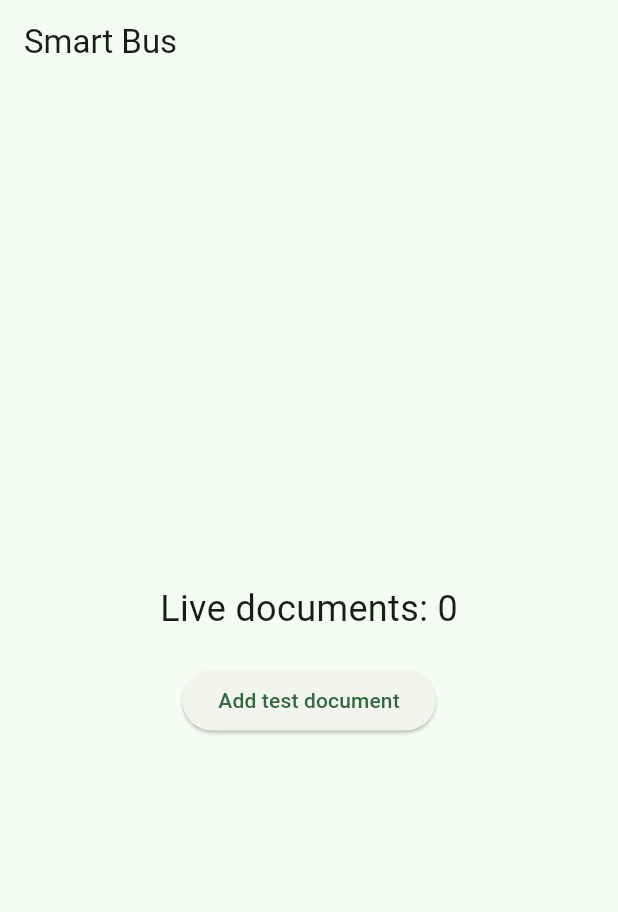
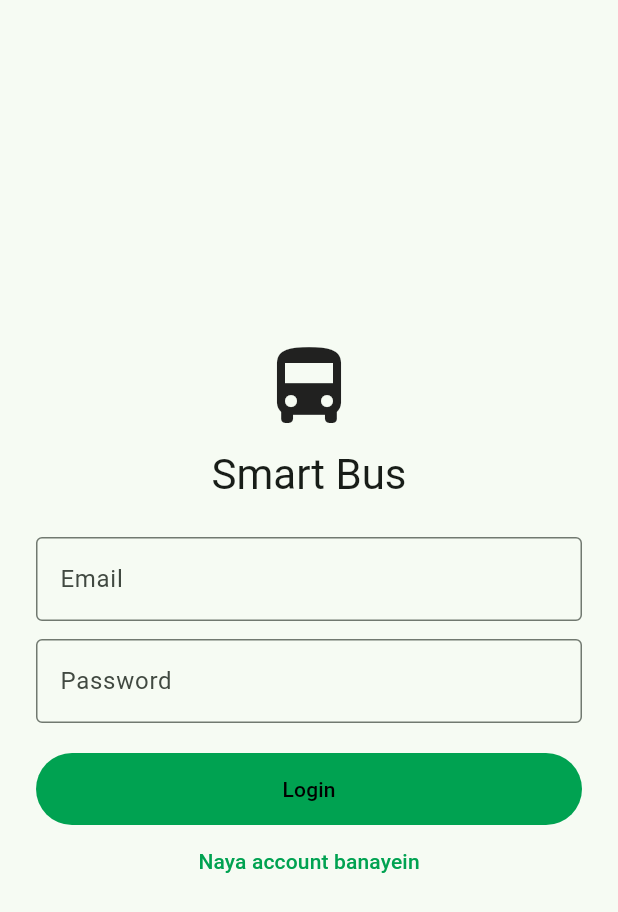
Before and after one commit to sulimankhan12580-design/smart_universty_Bus, a Flutter app: the screen it shows after launch, on a phone screen of 412 x 824 dp. Shown: the top 912 px of the screen. Run offline on Flutter 3.47's test engine with Material 3 defaults, Android fonts, the phone set to English and light mode, and no system bars; our stand-ins replace cloud_firestore, firebase_auth, firebase_core; accounts and stored records are empty.

Commit message:
Add login, register and role-based home screens

```diff
--- /dev/null
+++ b/lib/features/auth/auth_gate.dart
@@ -0,0 +1,86 @@
+import 'package:cloud_firestore/cloud_firestore.dart';
+import 'package:firebase_auth/firebase_auth.dart';
+import 'package:flutter/material.dart';
+import 'package:smartbus/features/admin/admin_home.dart';
+import 'package:smartbus/features/auth/login_page.dart';
+import 'package:smartbus/features/driver/driver_home.dart';
+import 'package:smartbus/features/student/student_home.dart';
+import 'package:smartbus/services/auth_service.dart';
+
+class AuthGate extends StatelessWidget {
+  const AuthGate({super.key});
+
+  @override
+  Widget build(BuildContext context) {
+    return StreamBuilder<User?>(
+      stream: FirebaseAuth.instance.authStateChanges(),
+      builder: (context, snap) {
+        if (snap.connectionState == ConnectionState.waiting) {
+          return const _Loading();
+        }
+        final user = snap.data;
+        if (user == null) return const LoginPage();
+
+        return StreamBuilder<DocumentSnapshot<Map<String, dynamic>>>(
+          stream: FirebaseFirestore.instance
+              .collection('users')
+              .doc(user.uid)
+              .snapshots(),
+          builder: (context, s) {
+            if (s.hasError) return _Message('Error: ${s.error}');
+            if (!s.hasData || !s.data!.exists) return const _Loading();
+            final d = s.data!.data()!;
+            if (d['status'] == 'blocked') {
+              return const _Message('Aap ka account block hai.');
+            }
+            if (d['status'] == 'pending') {
+              return const _Message(
+                  'Aap ka account approval ke intezar mein hai.');
+            }
+            switch (d['role']) {
+              case 'superadmin':
+                return const AdminHome();
+              case 'driver':
+                return const DriverHome();
+              default:
+                return const StudentHome();
+            }
+          },
+        );
+      },
+    );
+  }
+}
+
+class _Loading extends StatelessWidget {
+  const _Loading();
+  @override
+  Widget build(BuildContext context) =>
+      const Scaffold(body: Center(child: CircularProgressIndicator()));
+}
+
+class _Message extends StatelessWidget {
+  final String text;
+  const _Message(this.text);
+  @override
+  Widget build(BuildContext context) {
+    return Scaffold(
+      body: Center(
+        child: Padding(
+          padding: const EdgeInsets.all(24),
+          child: Column(
+            mainAxisSize: MainAxisSize.min,
+            children: [
+              Text(text, textAlign: TextAlign.center),
+              const SizedBox(height: 16),
+              FilledButton(
+                onPressed: () => AuthService().logout(),
+                child: const Text('Logout'),
+              ),
+            ],
+          ),
+        ),
+      ),
+    );
+  }
+}
--- /dev/null
+++ b/lib/features/auth/login_page.dart
@@ -0,0 +1,137 @@
+import 'package:firebase_auth/firebase_auth.dart';
+import 'package:flutter/material.dart';
+import 'package:smartbus/services/auth_service.dart';
+
+class LoginPage extends StatefulWidget {
+  const LoginPage({super.key});
+  @override
+  State<LoginPage> createState() => _LoginPageState();
+}
+
+class _LoginPageState extends State<LoginPage> {
+  final _name = TextEditingController();
+  final _email = TextEditingController();
+  final _password = TextEditingController();
+  final _department = TextEditingController();
+  final _auth = AuthService();
+  bool _isRegister = false;
+  bool _busy = false;
+  String _role = 'student';
+
+  void _show(String msg) {
+    ScaffoldMessenger.of(context).showSnackBar(SnackBar(content: Text(msg)));
+  }
+
+  Future<void> _submit() async {
+    if (_email.text.trim().isEmpty || _password.text.length < 6) {
+      _show('Email likhein aur password kam az kam 6 characters ka rakhein');
+      return;
+    }
+    if (_isRegister && _name.text.trim().isEmpty) {
+      _show('Naam likhein');
+      return;
+    }
+    setState(() => _busy = true);
+    try {
+      if (_isRegister) {
+        await _auth.register(
+          name: _name.text,
+          email: _email.text,
+          password: _password.text,
+          department: _department.text,
+          role: _role,
+        );
+      } else {
+        await _auth.login(_email.text, _password.text);
+      }
+    } on FirebaseAuthException catch (e) {
+      _show(e.message ?? e.code);
+    } catch (e) {
+      _show('$e');
+    }
+    if (mounted) setState(() => _busy = false);
+  }
+
+  @override
+  Widget build(BuildContext context) {
+    return Scaffold(
+      body: SafeArea(
+        child: Center(
+          child: SingleChildScrollView(
+            padding: const EdgeInsets.all(24),
+            child: ConstrainedBox(
+              constraints: const BoxConstraints(maxWidth: 400),
+              child: Column(
+                crossAxisAlignment: CrossAxisAlignment.stretch,
+                children: [
+                  const Icon(Icons.directions_bus, size: 64),
+                  const SizedBox(height: 8),
+                  Text(
+                    'Smart Bus',
+                    textAlign: TextAlign.center,
+                    style: Theme.of(context).textTheme.headlineMedium,
+                  ),
+                  const SizedBox(height: 24),
+                  if (_isRegister) ...[
+                    TextField(
+                      controller: _name,
+                      decoration: const InputDecoration(labelText: 'Naam'),
+                    ),
+                    const SizedBox(height: 12),
+                    TextField(
+                      controller: _department,
+                      decoration:
+                          const InputDecoration(labelText: 'Department'),
+                    ),
+                    const SizedBox(height: 12),
+                    DropdownButtonFormField<String>(
+                      initialValue: _role,
+                      decoration: const InputDecoration(labelText: 'Role'),
+                      items: const [
+                        DropdownMenuItem(
+                            value: 'student', child: Text('Student')),
+                        DropdownMenuItem(
+                            value: 'driver', child: Text('Driver')),
+                      ],
+                      onChanged: (v) => setState(() => _role = v!),
+                    ),
+                    const SizedBox(height: 12),
+                  ],
+                  TextField(
+                    controller: _email,
+                    keyboardType: TextInputType.emailAddress,
+                    decoration: const InputDecoration(labelText: 'Email'),
+                  ),
+                  const SizedBox(height: 12),
+                  TextField(
+                    controller: _password,
+                    obscureText: true,
+                    decoration: const InputDecoration(labelText: 'Password'),
+                  ),
+                  const SizedBox(height: 20),
+                  FilledButton(
+                    onPressed: _busy ? null : _submit,
+                    child: _busy
+                        ? const SizedBox(
+                            height: 20,
+                            width: 20,
+                            child: CircularProgressIndicator(strokeWidth: 2),
+                          )
+                        : Text(_isRegister ? 'Register' : 'Login'),
+                  ),
+                  TextButton(
+                    onPressed: () =>
+                        setState(() => _isRegister = !_isRegister),
+                    child: Text(_isRegister
+                        ? 'Pehle se account hai? Login'
+                        : 'Naya account banayein'),
+                  ),
+                ],
+              ),
+            ),
+          ),
+        ),
+      ),
+    );
+  }
+}
--- a/lib/main.dart
+++ b/lib/main.dart
@@ -1,6 +1,7 @@
-import 'package:cloud_firestore/cloud_firestore.dart';
 import 'package:firebase_core/firebase_core.dart';
 import 'package:flutter/material.dart';
+import 'package:smartbus/features/auth/auth_gate.dart';
+import 'package:smartbus/theme.dart';
 import 'firebase_options.dart';
 
 Future<void> main() async {
@@ -16,51 +17,8 @@ class MyApp extends StatelessWidget {
   Widget build(BuildContext context) {
     return MaterialApp(
       title: 'Smart Bus',
-      theme: ThemeData(
-        colorSchemeSeed: const Color(0xFF00A251),
-        useMaterial3: true,
-      ),
-      home: const TestPage(),
+      theme: appTheme,
+      home: const AuthGate(),
     );
   }
 }
-
-class TestPage extends StatelessWidget {
-  const TestPage({super.key});
-
-  @override
-  Widget build(BuildContext context) {
-    final testRef = FirebaseFirestore.instance.collection('test');
-    return Scaffold(
-      appBar: AppBar(title: const Text('Smart Bus')),
-      body: Center(
-        child: Column(
-          mainAxisSize: MainAxisSize.min,
-          children: [
-            StreamBuilder<QuerySnapshot>(
-              stream: testRef.snapshots(),
-              builder: (context, snap) {
-                if (snap.hasError) return Text('Error: ${snap.error}');
-                if (!snap.hasData) return const Text('Connecting...');
-                return Text(
-                  'Live documents: ${snap.data!.docs.length}',
-                  style: const TextStyle(fontSize: 24),
-                );
-              },
-            ),
-            const SizedBox(height: 20),
-            ElevatedButton(
-              onPressed: () {
-                testRef.add({
-                  'msg': 'hello',
-                  'time': FieldValue.serverTimestamp(),
-                });
-              },
-              child: const Text('Add test document'),
-            ),
-          ],
-        ),
-      ),
-    );
-  }
-}
--- /dev/null
+++ b/lib/services/auth_service.dart
@@ -0,0 +1,35 @@
+import 'package:cloud_firestore/cloud_firestore.dart';
+import 'package:firebase_auth/firebase_auth.dart';
+
+class AuthService {
+  final _auth = FirebaseAuth.instance;
+  final _db = FirebaseFirestore.instance;
+
+  Future<void> login(String email, String password) async {
+    await _auth.signInWithEmailAndPassword(
+        email: email.trim(), password: password);
+  }
+
+  Future<void> register({
+    required String name,
+    required String email,
+    required String password,
+    required String department,
+    required String role,
+  }) async {
+    final cred = await _auth.createUserWithEmailAndPassword(
+        email: email.trim(), password: password);
+    final isDriver = role == 'driver';
+    await _db.collection('users').doc(cred.user!.uid).set({
+      'role': isDriver ? 'driver' : 'student',
+      'name': name.trim(),
+      'email': email.trim(),
+      'department': department.trim(),
+      'status': isDriver ? 'pending' : 'active',
+      'isRegular': true,
+      'createdAt': FieldValue.serverTimestamp(),
+    });
+  }
+
+  Future<void> logout() => _auth.signOut();
+}
--- /dev/null
+++ b/lib/theme.dart
@@ -0,0 +1,24 @@
+import 'package:flutter/material.dart';
+
+const kGreen = Color(0xFF00A251);
+
+final appTheme = ThemeData(
+  useMaterial3: true,
+  colorScheme: ColorScheme.fromSeed(
+    seedColor: kGreen,
+    primary: kGreen,
+    onPrimary: Colors.black,
+  ),
+  appBarTheme: const AppBarTheme(
+    backgroundColor: Colors.black,
+    foregroundColor: Colors.white,
+  ),
+  filledButtonTheme: FilledButtonThemeData(
+    style: FilledButton.styleFrom(
+      backgroundColor: kGreen,
+      foregroundColor: Colors.black,
+      minimumSize: const Size.fromHeight(48),
+    ),
+  ),
+  inputDecorationTheme: const InputDecorationTheme(border: OutlineInputBorder()),
+);
```
Also changed, not shown: lib/features/admin/admin_home.dart (added, +9 -0 lines), lib/features/driver/driver_home.dart (added, +9 -0 lines), lib/features/student/student_home.dart (added, +9 -0 lines), lib/shared/home_placeholder.dart (added, +35 -0 lines).
